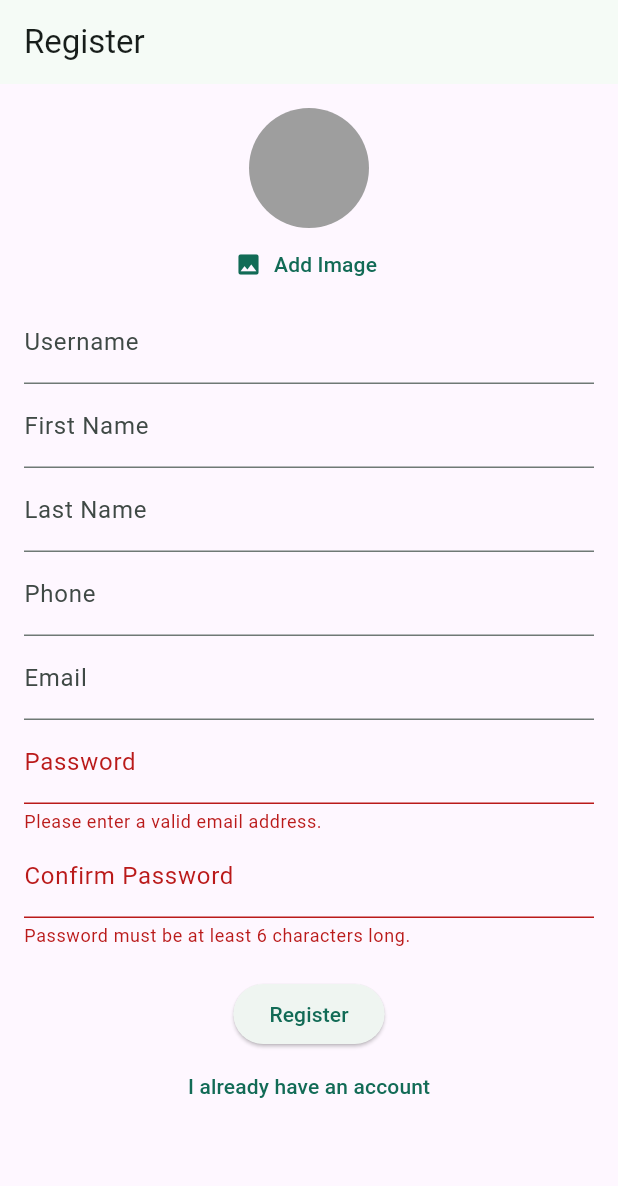
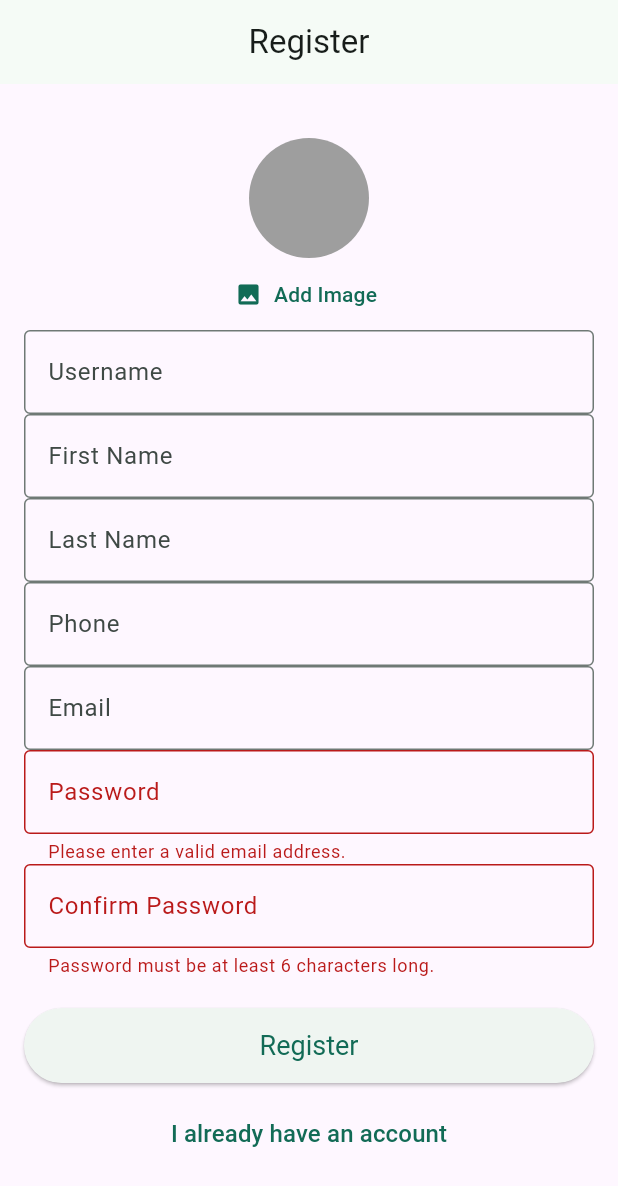
Before and after one commit to Majd-sud/Tadawa-app, a Flutter app: the screen it shows after launch, after a tap on "Login", after a tap on "Create new account", on a phone screen of 412 x 824 dp. Shown: the top 1186 px of the screen. Run offline on Flutter 3.47's test engine with Material 3 defaults, Android fonts, the phone set to English and light mode, and no system bars; our stand-ins replace cloud_firestore, firebase_auth, firebase_core, firebase_storage, image_picker, shared_preferences and 1 more; accounts and stored records are empty.

Commit message:
Changed UI design for sign up and log in screens

```diff
--- a/lib/screens/auth_screen.dart
+++ b/lib/screens/auth_screen.dart
@@ -45,7 +45,7 @@ class _AuthScreenState extends State<AuthScreen> {
         _isAuthenticating = true;
       });
       if (_isLogin) {
-        final userCredential = await _firebase.signInWithEmailAndPassword(
+        await _firebase.signInWithEmailAndPassword(
           email: _enteredEmail,
           password: _enteredPassword,
         );
@@ -55,6 +55,8 @@ class _AuthScreenState extends State<AuthScreen> {
           password: _enteredPassword,
         );
 
+        // Upload image and store user data
+        if (_selectedImage != null) {
           final storageRef = FirebaseStorage.instance
               .ref()
               .child('user_images')
@@ -71,14 +73,18 @@ class _AuthScreenState extends State<AuthScreen> {
             'image_url': imageUrl,
           });
         }
+      }
     } on FirebaseAuthException catch (error) {
-      if (error.code == 'email-already-in-use') {}
       ScaffoldMessenger.of(context).clearSnackBars();
       ScaffoldMessenger.of(context).showSnackBar(
         SnackBar(
           content: Text(error.message ?? 'Authentication failed.'),
         ),
       );
+    } finally {
+      setState(() {
+        _isAuthenticating = false;
+      });
     }
   }
 
@@ -87,10 +93,22 @@ class _AuthScreenState extends State<AuthScreen> {
     return Scaffold(
       appBar: AppBar(
         title: Text(_isLogin ? 'Login' : 'Register'),
+        centerTitle: true,
       ),
       body: SingleChildScrollView(
         padding: const EdgeInsets.all(16.0),
-        child: Form(
+        child: Column(
+          children: [
+            if (_isLogin) // Display logo only in login
+              Center(
+                child: Image.asset(
+                  'assets/logos/logo1.PNG',
+                  height: 150, // Increased size
+                  width: 150,
+                ),
+              ),
+            const SizedBox(height: 20),
+            Form(
               key: _form,
               child: Column(
                 children: [
@@ -102,7 +120,10 @@ class _AuthScreenState extends State<AuthScreen> {
                     ),
                   if (!_isLogin)
                     TextFormField(
-                  decoration: const InputDecoration(labelText: 'Username'),
+                      decoration: const InputDecoration(
+                        labelText: 'Username',
+                        border: OutlineInputBorder(),
+                      ),
                       onChanged: (value) {
                         _enteredUsername = value;
                       },
@@ -115,7 +136,10 @@ class _AuthScreenState extends State<AuthScreen> {
                     ),
                   if (!_isLogin)
                     TextFormField(
-                  decoration: const InputDecoration(labelText: 'First Name'),
+                      decoration: const InputDecoration(
+                        labelText: 'First Name',
+                        border: OutlineInputBorder(),
+                      ),
                       onChanged: (value) {
                         _enteredFirstName = value;
                       },
@@ -128,7 +152,10 @@ class _AuthScreenState extends State<AuthScreen> {
                     ),
                   if (!_isLogin)
                     TextFormField(
-                  decoration: const InputDecoration(labelText: 'Last Name'),
+                      decoration: const InputDecoration(
+                        labelText: 'Last Name',
+                        border: OutlineInputBorder(),
+                      ),
                       onChanged: (value) {
                         _enteredLastName = value;
                       },
@@ -141,7 +168,10 @@ class _AuthScreenState extends State<AuthScreen> {
                     ),
                   if (!_isLogin)
                     TextFormField(
-                  decoration: const InputDecoration(labelText: 'Phone'),
+                      decoration: const InputDecoration(
+                        labelText: 'Phone',
+                        border: OutlineInputBorder(),
+                      ),
                       keyboardType: TextInputType.phone,
                       onChanged: (value) {
                         _enteredPhone = value;
@@ -154,7 +184,10 @@ class _AuthScreenState extends State<AuthScreen> {
                       },
                     ),
                   TextFormField(
-                decoration: const InputDecoration(labelText: 'Email'),
+                    decoration: const InputDecoration(
+                      labelText: 'Email',
+                      border: OutlineInputBorder(),
+                    ),
                     keyboardType: TextInputType.emailAddress,
                     onChanged: (value) {
                       _enteredEmail = value;
@@ -167,7 +200,10 @@ class _AuthScreenState extends State<AuthScreen> {
                     },
                   ),
                   TextFormField(
-                decoration: const InputDecoration(labelText: 'Password'),
+                    decoration: const InputDecoration(
+                      labelText: 'Password',
+                      border: OutlineInputBorder(),
+                    ),
                     obscureText: true,
                     onChanged: (value) {
                       _enteredPassword = value;
@@ -181,8 +217,9 @@ class _AuthScreenState extends State<AuthScreen> {
                   ),
                   if (!_isLogin)
                     TextFormField(
-                  decoration:
-                      const InputDecoration(labelText: 'Confirm Password'),
+                      decoration: const InputDecoration(
+                          labelText: 'Confirm Password',
+                          border: OutlineInputBorder()),
                       obscureText: true,
                       onChanged: (value) {
                         _enteredConfirmPassword = value;
@@ -200,19 +237,32 @@ class _AuthScreenState extends State<AuthScreen> {
                   ElevatedButton(
                     onPressed: _submit,
                     child: Text(_isLogin ? 'Login' : 'Register'),
+                    style: ElevatedButton.styleFrom(
+                      minimumSize: Size(double.infinity, 50), // Full width
+                      shape: RoundedRectangleBorder(
+                        borderRadius: BorderRadius.circular(30),
                       ),
+                      textStyle: const TextStyle(fontSize: 18),
+                    ),
+                  ),
+                  const SizedBox(height: 10),
                   TextButton(
                     onPressed: () {
                       setState(() {
                         _isLogin = !_isLogin;
                       });
                     },
-                child: Text(_isLogin
+                    child: Text(
+                      _isLogin
                           ? 'Create new account'
-                    : 'I already have an account'),
+                          : 'I already have an account',
+                      style: const TextStyle(fontSize: 16),
+                    ),
                   ),
                 ],
               ),
+            ),
+          ],
         ),
       ),
     );
```
Lines whose indentation alone changed are shown as unchanged.
